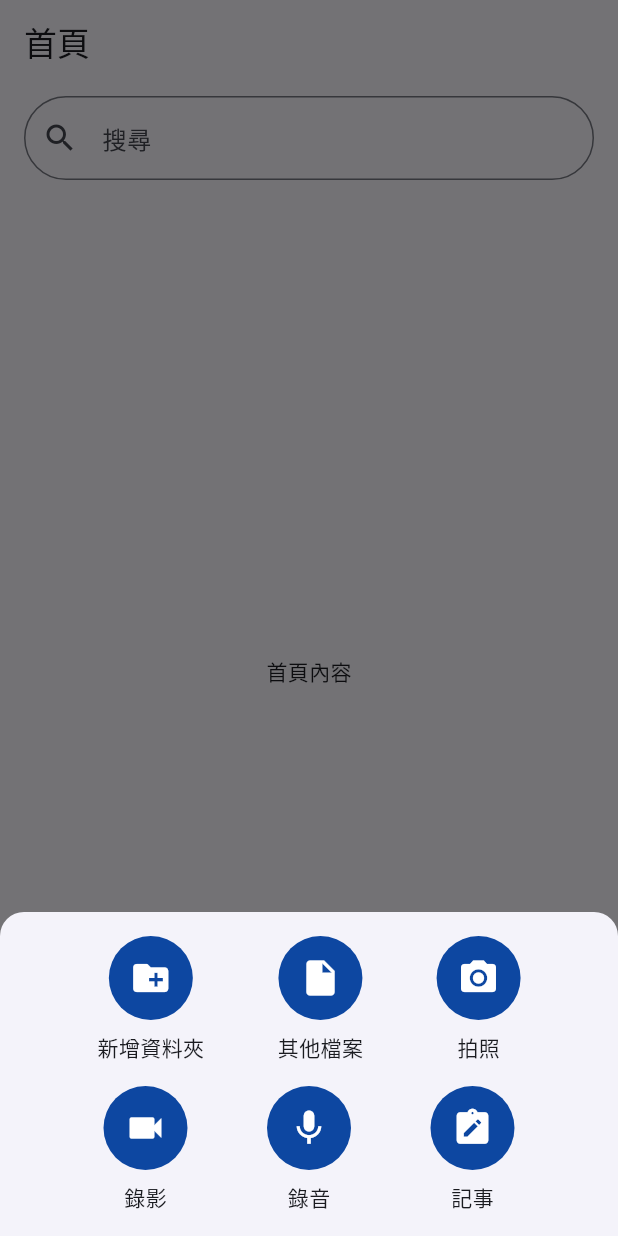
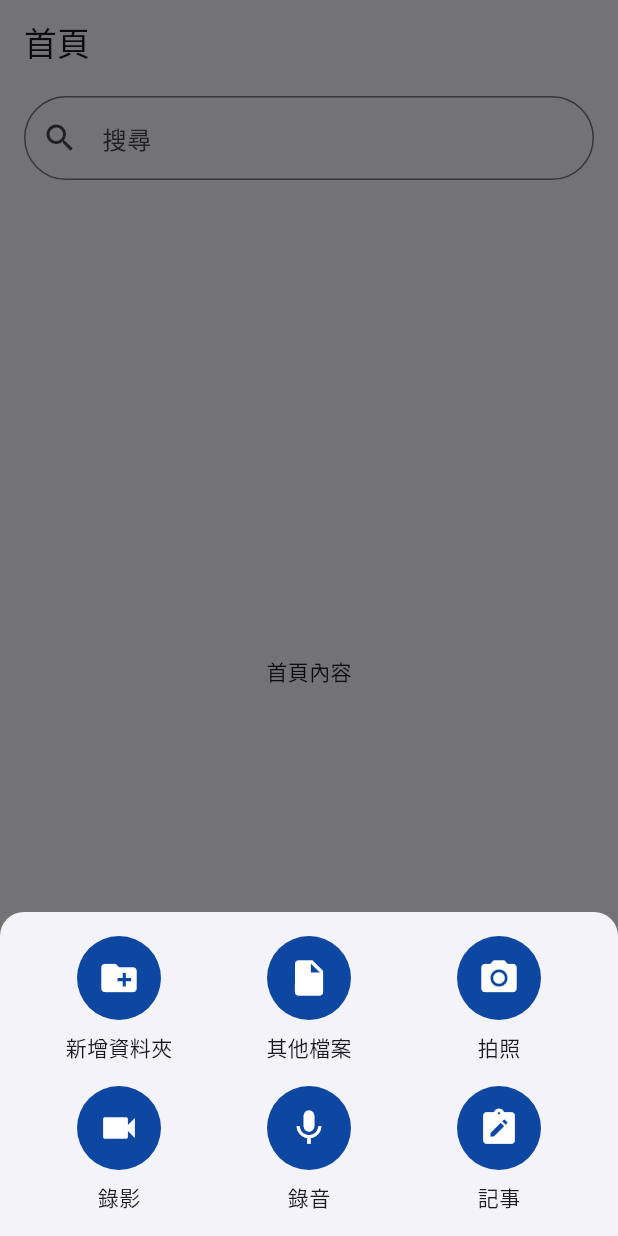
Before and after one commit to oakleychen0707/cameraUploadUI, a Flutter app: the screen it shows after launch, after a tap on the "add" icon, on a phone screen of 412 x 824 dp. Run offline on Flutter 3.47's test engine with Material 3 defaults, Android fonts, the phone set to English and light mode, and no system bars; our stand-ins replace image_picker.

Commit message:
對齊下方選單按鈕與文字

```diff
--- a/lib/MenuHelper.dart
+++ b/lib/MenuHelper.dart
@@ -14,21 +14,23 @@ class MenuHelper {
         child: Column(
           mainAxisSize: MainAxisSize.min,
           children: [
+            Column(
+              children: [
                 Row(
-              mainAxisAlignment: MainAxisAlignment.spaceEvenly,
                   children: [
-                _buildMenuItem(context, Icons.create_new_folder, '新增資料夾', () {}),
-                _buildMenuItem(context, Icons.insert_drive_file, '其他檔案', () => ImagePickerHelper.pickImage()),
-                _buildMenuItem(context, Icons.camera_alt, '拍照', () => _pickImage(ImageSource.camera)),
+                    Expanded(child: _buildMenuItem(context, Icons.create_new_folder, '新增資料夾', () {})),
+                    Expanded(child: _buildMenuItem(context, Icons.insert_drive_file, '其他檔案', () => ImagePickerHelper.pickImage())),
+                    Expanded(child: _buildMenuItem(context, Icons.camera_alt, '拍照', () => _pickImage(ImageSource.camera))),
                   ],
                 ),
                 const SizedBox(height: 16),
                 Row(
-              mainAxisAlignment: MainAxisAlignment.spaceEvenly,
                   children: [
-                _buildMenuItem(context, Icons.videocam, '錄影', () => _pickVideo(ImageSource.camera)),
-                _buildMenuItem(context, Icons.mic, '錄音', () {}),
-                _buildMenuItem(context, Icons.note_alt, '記事', () {}),
+                    Expanded(child: _buildMenuItem(context, Icons.videocam, '錄影', () => _pickVideo(ImageSource.camera))),
+                    Expanded(child: _buildMenuItem(context, Icons.mic, '錄音', () {})),
+                    Expanded(child: _buildMenuItem(context, Icons.note_alt, '記事', () {})),
+                  ],
+                ),
               ],
             ),
           ],
```
Lines whose indentation alone changed are shown as unchanged.
